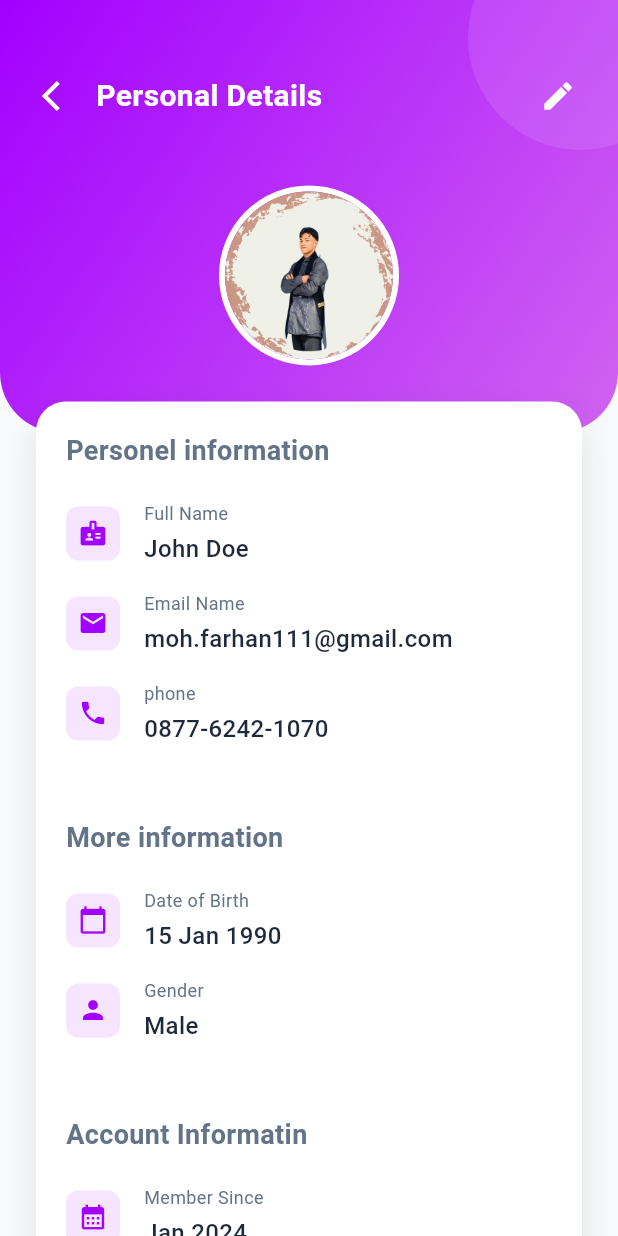
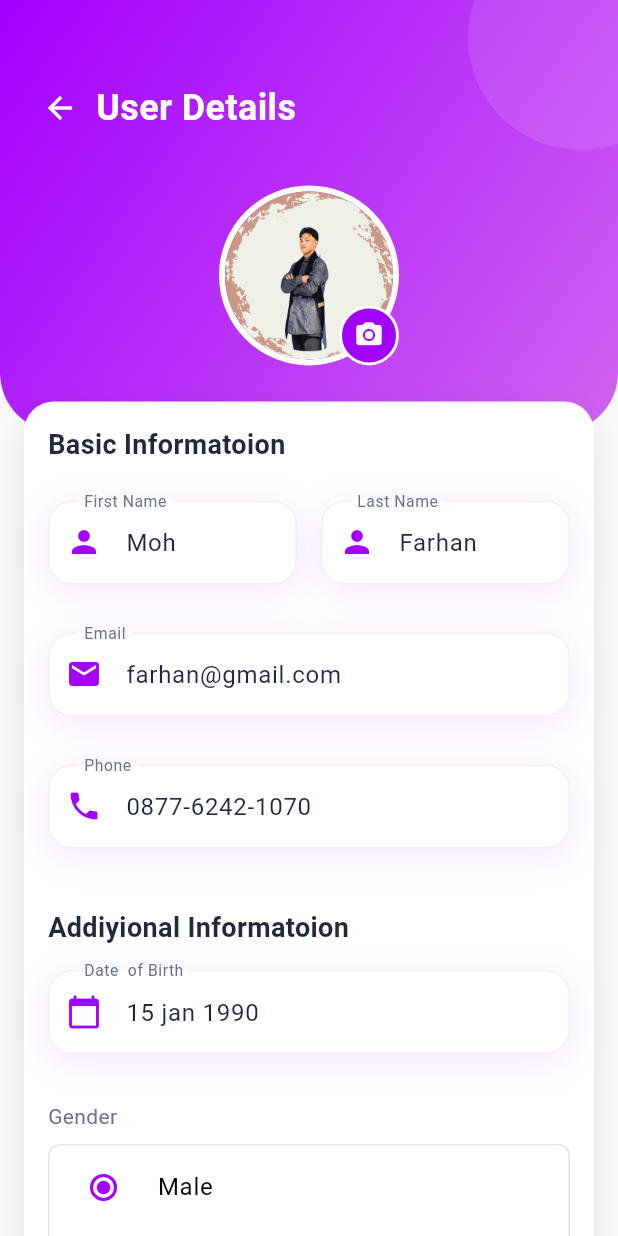
Before and after one commit to FarhanDev2025/uas-semester-4, a Flutter app: the UserDetailsScreen screen opened directly, after a tap on the "edit" icon, on a phone screen of 412 x 824 dp. Run offline on Flutter 3.47's test engine with Material 3 defaults, Android fonts, the phone set to English and light mode, and no system bars; Roboto replaces fonts that are missing (Poppins).

Commit message:
Tambah edit_user_details di part_14

```diff
--- a/lib/main.dart
+++ b/lib/main.dart
@@ -35,7 +35,17 @@ class MyApp extends StatelessWidget {
       title: 'jualan',
       debugShowCheckedModeBanner: false,
       theme: AppTheme.lightTheme,
-      home: MainScreen(),
+      home: SplashScreen(),
     );
   }
 }
+//   @override
+//   Widget build(BuildContext context) {
+//     return MaterialApp(
+//       title: 'jualan',
+//       debugShowCheckedModeBanner: false,
+//       theme: AppTheme.lightTheme,
+//       home: MainScreen(),
+//     );
+//   }
+// }
--- /dev/null
+++ b/lib/screens/edit_user_details_screen.dart
@@ -0,0 +1,319 @@
+import 'package:app_jualan/theme/theme.dart';
+import 'package:app_jualan/widgets/custom_text_field.dart';
+import 'package:app_jualan/widgets/gradient_button.dart';
+import 'package:flutter/material.dart';
+
+class EditUserDetailsScreen extends StatefulWidget {
+  const EditUserDetailsScreen({super.key});
+
+  @override
+  State<EditUserDetailsScreen> createState() => _EditUserDetailsScreenState();
+}
+
+class _EditUserDetailsScreenState extends State<EditUserDetailsScreen> {
+  final _formKey = GlobalKey<FormState>();
+
+  final _firsNameController = TextEditingController(text: "Moh");
+  final _lastNameController = TextEditingController(text: "Farhan");
+  final _emailController = TextEditingController(text: "farhan@gmail.com");
+  final _phoneController = TextEditingController(text: "0877-6242-1070");
+  final _dobController = TextEditingController(text: "15 jan 1990");
+  String _selectedGener = 'Male';
+
+  @override
+  void dispose() {
+    _firsNameController.dispose();
+    _lastNameController.dispose();
+    _emailController.dispose();
+    _phoneController.dispose();
+    _dobController.dispose();
+    super.dispose();
+  }
+
+  @override
+  Widget build(BuildContext context) {
+    return Scaffold(
+      backgroundColor: AppTheme.backgroundColor,
+      body: Stack(
+        children: [
+          Container(
+            height: MediaQuery.of(context).size.height * 0.35,
+            decoration: BoxDecoration(
+              gradient: LinearGradient(
+                colors: AppTheme.primaryGradient,
+                begin: Alignment.topLeft,
+                end: Alignment.bottomRight,
+              ),
+              borderRadius: BorderRadius.only(
+                bottomLeft: Radius.circular(40),
+                bottomRight: Radius.circular(40),
+              ),
+            ),
+            child: Stack(
+              children: [
+                Positioned(
+                  top: -50,
+                  right: -50,
+                  child: Container(
+                    width: 150,
+                    height: 150,
+                    decoration: BoxDecoration(
+                      color: Colors.white.withOpacity(0.1),
+                      shape: BoxShape.circle,
+                    ),
+                  ),
+                ),
+                Positioned(
+                  top: 48,
+                  left: 16,
+                  right: 16,
+                  child: Row(
+                    mainAxisAlignment: MainAxisAlignment.start,
+                    children: [
+                      IconButton(
+                        onPressed: () {
+                          Navigator.pop(context);
+                        },
+                        icon: Icon(Icons.arrow_back, color: Colors.white),
+                      ),
+                      Text(
+                        "User Details",
+                        style: TextStyle(
+                          color: Colors.white,
+                          fontSize: 24,
+                          fontWeight: FontWeight.bold,
+                        ),
+                      ),
+                    ],
+                  ),
+                ),
+              ],
+            ),
+          ),
+          Padding(
+            padding: EdgeInsets.only(
+              top: MediaQuery.of(context).size.height * 0.15,
+            ),
+            child: SingleChildScrollView(
+              child: Column(
+                children: [
+                  Stack(
+                    alignment: Alignment.center,
+                    children: [
+                      Container(
+                        width: 120,
+                        height: 120,
+                        decoration: BoxDecoration(
+                          gradient: LinearGradient(
+                            colors: AppTheme.primaryGradient,
+                            begin: Alignment.topLeft,
+                            end: Alignment.bottomRight,
+                          ),
+                          shape: BoxShape.circle,
+                          border: Border.all(color: Colors.white, width: 4),
+                        ),
+                        child: ClipRRect(
+                          borderRadius: BorderRadius.circular(100),
+                          child: Image.asset('assets/images/profile.jpg'),
+                        ),
+                      ),
+                      Positioned(
+                        bottom: 0,
+                        right: 0,
+                        child: InkWell(
+                          onTap: (){
+                            // image picker functionality
+                          },
+                          child: Container(
+                            padding: EdgeInsets.all(8),
+                            decoration: BoxDecoration(
+                              color: AppTheme.primaryColor,
+                              shape: BoxShape.circle,
+                              border: Border.all(color: Colors.white, width: 2),
+                            ),
+                            child: Icon(
+                              Icons.camera_alt,
+                              color: Colors.white,
+                              size: 20,
+                            ),
+                          ),
+                        ),
+                      ),
+                    ],
+                  ),
+                  SizedBox(height: 24),
+                  Container(
+                    margin: EdgeInsets.symmetric(horizontal: 16),
+                    padding: EdgeInsets.all(16),
+                    decoration: BoxDecoration(
+                      color: Colors.white,
+                      borderRadius: BorderRadius.circular(20),
+                      boxShadow: [
+                        BoxShadow(
+                          color: Colors.black.withOpacity(0.1),
+                          blurRadius: 20,
+                          offset: Offset(0, 10),
+                        ),
+                      ],
+                    ),
+                    child: Form(
+                      key: _formKey,
+                      child: Column(
+                        crossAxisAlignment: CrossAxisAlignment.start,
+                        children: [
+                          Text(
+                            "Basic Informatoion",
+                            style: TextStyle(
+                              fontSize: 18,
+                              fontWeight: FontWeight.bold,
+                              color: AppTheme.textPrimary,
+                            ),
+                          ),
+                          SizedBox(height: 24),
+                          Row(
+                            children: [
+                              Expanded(
+                                child: CustomTextField(
+                                  controller: _firsNameController,
+                                  label: 'First Name',
+                                  prefixIcon: Icons.person,
+                                  validator: (value) {
+                                    if (value!.isEmpty || value == null) {
+                                      return 'First Name is requeired';
+                                    }
+                                    return null;
+                                  },
+                                ),
+                              ),
+                              SizedBox(width: 16),
+                              Expanded(
+                                child: CustomTextField(
+                                  controller: _lastNameController,
+                                  label: 'Last Name',
+                                  prefixIcon: Icons.person,
+                                  validator: (value) {
+                                    if (value!.isEmpty || value == null) {
+                                      return 'Last Name is requeired';
+                                    }
+                                    return null;
+                                  },
+                                ),
+                              ),
+                            ],
+                          ),
+                          SizedBox(height: 16),
+                          CustomTextField(
+                            controller: _emailController,
+                            label: 'Email',
+                            prefixIcon: Icons.email,
+                            validator: (value) {
+                              if (value!.isEmpty || value == null) {
+                                return 'Email is requeired';
+                              }
+                              return null;
+                            },
+                          ),
+                          SizedBox(height: 16),
+                          CustomTextField(
+                            controller: _phoneController,
+                            label: 'Phone',
+                            prefixIcon: Icons.phone,
+                            validator: (value) {
+                              if (value!.isEmpty || value == null) {
+                                return 'Phone is requeired';
+                              }
+                              return null;
+                            },
+                          ),
+                          SizedBox(height: 24),
+                          Text(
+                            "Addiyional Informatoion",
+                            style: TextStyle(
+                              fontSize: 18,
+                              fontWeight: FontWeight.bold,
+                              color: AppTheme.textPrimary,
+                            ),
+                          ),
+                          SizedBox(height: 15),
+                          CustomTextField(
+                            controller: _dobController,
+                            label: 'Date  of Birth',
+                            prefixIcon: Icons.calendar_today,
+                            validator: (value) {
+                              if (value!.isEmpty || value == null) {
+                                return 'Date of Birth is requeired';
+                              }
+                              return null;
+                            },
+                          ),
+                          SizedBox(height: 16),
+                          Column(
+                            crossAxisAlignment: CrossAxisAlignment.start,
+                            children: [
+                              Text(
+                                "Gender",
+                                style: TextStyle(
+                                  fontSize: 14,
+                                  color: AppTheme.textSecondary,
+                                ),
+                              ),
+                              SizedBox(height: 8),
+                              Container(
+                                decoration: BoxDecoration(
+                                  border: Border.all(
+                                    color: AppTheme.textSecondary.withOpacity(
+                                      0.2,
+                                    ),
+                                  ),
+                                  borderRadius: BorderRadius.circular(8),
+                                ),
+                                child: Column(
+                                  children: [
+                                    RadioListTile<String>(
+                                      title: Text("Male"),
+                                      value: "Male",
+                                      groupValue: _selectedGener,
+                                      activeColor: AppTheme.primaryColor,
+                                      onChanged: (String? value) {
+                                        _selectedGener = value!;
+                                      },
+                                    ),
+                                    RadioListTile<String>(
+                                      title: Text("Female"),
+                                      value: "Female",
+                                      groupValue: _selectedGener,
+                                      activeColor: AppTheme.primaryColor,
+                                      onChanged: (String? value) {
+                                        _selectedGener = value!;
+                                      },
+                                    ),
+                                    RadioListTile<String>(
+                                      title: Text("Other"),
+                                      value: "Other",
+                                      groupValue: _selectedGener,
+                                      activeColor: AppTheme.primaryColor,
+                                      onChanged: (String? value) {
+                                        _selectedGener = value!;
+                                      },
+                                    ),
+                                  ],
+                                ),
+                              ),
+                            ],
+                          ),
+                          SizedBox(height: 24),
+                          GradientButton(text: "Save Chang",
+                          onPressed: (){},),
+                        ],
+                      ),
+                    ),
+                  ),
+                ],
+              ),
+            ),
+          ),
+        ],
+      ),
+    );
+  }
+}
--- a/lib/screens/user_details_screen.dart
+++ b/lib/screens/user_details_screen.dart
@@ -1,3 +1,4 @@
+import 'package:app_jualan/screens/edit_user_details_screen.dart';
 import 'package:app_jualan/theme/theme.dart';
 import 'package:flutter/material.dart';
 
@@ -125,7 +126,14 @@ class UserDetailsScreen extends StatelessWidget {
                       IconButton(
                         icon: Icon(Icons.edit),
                         color: Colors.white,
-                        onPressed: () {},
+                        onPressed: () {
+                          Navigator.push(
+                            context,
+                            MaterialPageRoute(
+                              builder: (context) => EditUserDetailsScreen(),
+                            ),
+                          );
+                        },
                       ),
                     ],
                   ),
--- a/lib/screens/welcome_screen.dart
+++ b/lib/screens/welcome_screen.dart
@@ -1,4 +1,5 @@
 import 'package:app_jualan/screens/login_screen.dart';
+import 'package:app_jualan/screens/main_screen.dart';
 import 'package:app_jualan/theme/theme.dart';
 import 'package:app_jualan/widgets/gradient_button.dart';
 import 'package:flutter/material.dart';
@@ -77,10 +78,10 @@ class WelcomeScreen extends StatelessWidget {
                   GradientButton(
                     text: "Get Started",
                     onPressed: () {
-                      // Navigator.push(
-                      //   context,
-                      //   MaterialPageRoute(
-                      //     builder: (context) => SignUpScreen()));
+                      Navigator.push(
+                        context,
+                        MaterialPageRoute(
+                          builder: (context) => MainScreen()));
                     },
                   ),
                   SizedBox(height: 20),
```
